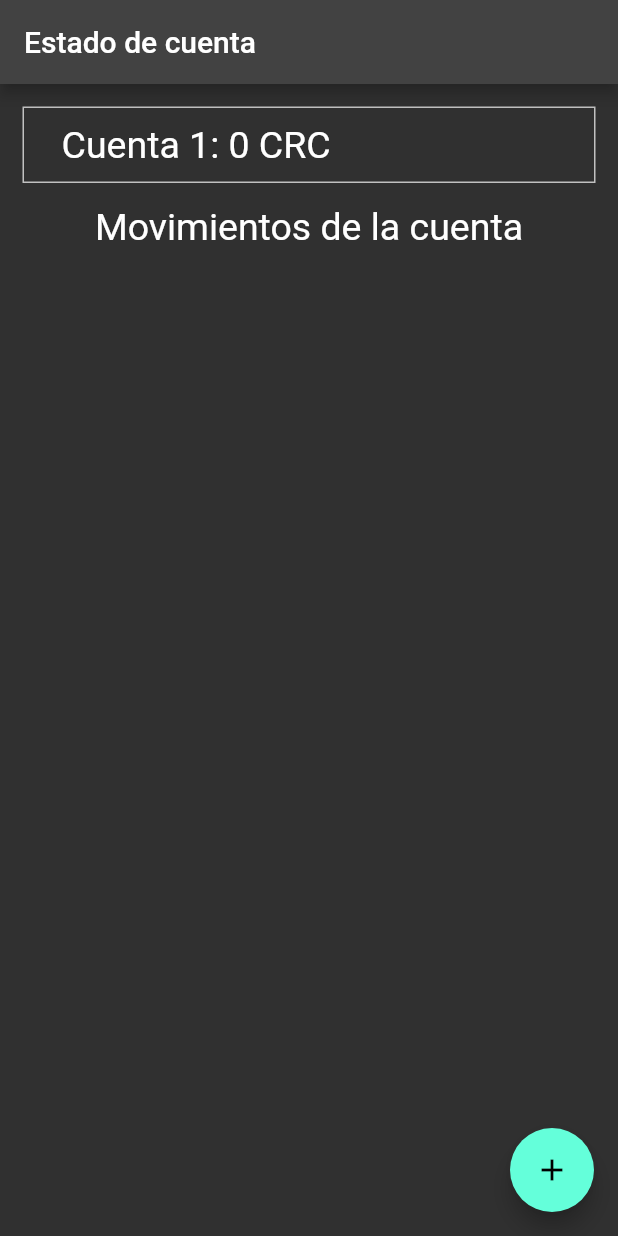
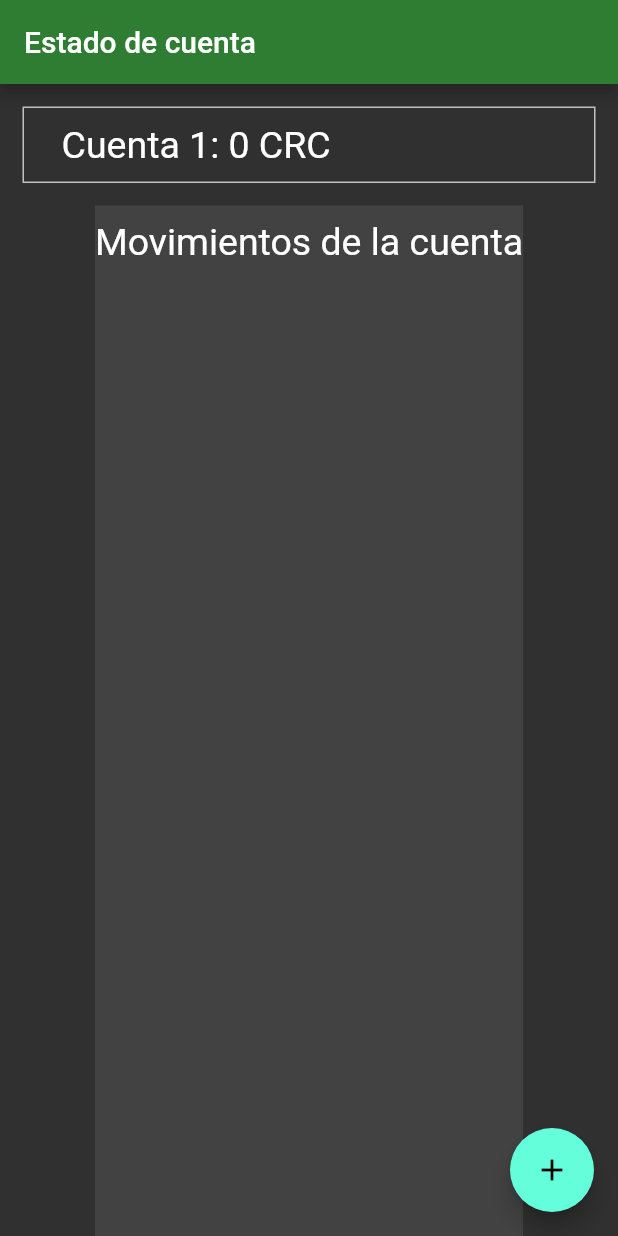
Before and after one commit to jchavaherrera/AplicacionTCU, a Flutter app: the screen it shows after launch, after a tap on "Ingresar", on a phone screen of 412 x 824 dp. Run offline on Flutter 3.47's test engine with Material 2 defaults, Android fonts, the light colour scheme and no system bars; our stand-ins replace local_auth.

Commit message:
interfaz gráfica

```diff
--- a/lib/addmovement.dart
+++ b/lib/addmovement.dart
@@ -44,16 +44,23 @@ class _MyCustomFormState extends State<AddMovement> {
     return Scaffold(
       appBar: AppBar(
         title: const Text('Agregar Movimiento'),
+        backgroundColor: Colors.green[800],
       ),
       body: Column(children: [
-        const Text('Monto de la transacción'),
+        const Text(
+          'Monto de la transacción',
+          style: TextStyle(fontSize: 25),
+        ),
         Padding(
           padding: const EdgeInsets.all(16.0),
           child: TextField(
             controller: amountController,
           ),
         ),
-        const Text('Detalle de la transacción'),
+        const Text(
+          'Detalle de la transacción',
+          style: TextStyle(fontSize: 25),
+        ),
         Padding(
           padding: const EdgeInsets.all(16.0),
           child: TextField(
--- a/lib/home.dart
+++ b/lib/home.dart
@@ -83,6 +83,7 @@ class _FlutterDemoState extends State<FlutterDemo> {
     return Scaffold(
       appBar: AppBar(
         title: const Text('Estado de cuenta'),
+        backgroundColor: Colors.green[800],
       ),
       body: Column(
         children: <Widget>[
@@ -103,12 +104,23 @@ class _FlutterDemoState extends State<FlutterDemo> {
               )
             ],
           ),
-          const Text(
-            'Movimientos de la cuenta',
-            style: TextStyle(fontSize: 25),
-          ),
-          for (var item in lista)
-            Row(children: <Widget>[Expanded(child: movimientos(item))])
+          Expanded(
+              child: Container(
+            color: Colors.grey[800],
+            child: Column(
+              children: <Widget>[
+                Container(
+                  child: const Text(
+                    'Movimientos de la cuenta',
+                    style: TextStyle(fontSize: 25),
+                  ),
+                  padding: const EdgeInsets.fromLTRB(0, 10, 0, 10),
+                ),
+                for (var item in lista)
+                  Row(children: <Widget>[Expanded(child: movimientos(item))])
+              ],
+            ),
+          ))
         ],
       ),
       floatingActionButton: FloatingActionButton(
--- a/lib/login_page.dart
+++ b/lib/login_page.dart
@@ -9,10 +9,24 @@ class LoginPage extends StatelessWidget {
   @override
   Widget build(BuildContext context) {
     return Scaffold(
-      //appBar: AppBar(),
-      body: Center(
-        child: FlatButton(
-          child: Text('Ingresar'),
+        //appBar: AppBar(),
+        body: Center(
+            child: Column(
+      mainAxisAlignment: MainAxisAlignment.center,
+      children: <Widget>[
+        Container(
+            padding: const EdgeInsets.fromLTRB(0, 80, 0, 15),
+            child: const Text(
+              'TCU 748:\nAsistente\nfinanciero para\npersonas con\ndiscapacidad\nvisual',
+              style: TextStyle(
+                fontSize: 35,
+              ),
+            )),
+        FlatButton(
+          child: const Text(
+            'Ingresar',
+            style: TextStyle(fontSize: 35),
+          ),
           onPressed: () async {
             bool isAuthenticated =
                 await Authentication.authenticateWithBiometrics();
@@ -27,8 +41,8 @@ class LoginPage extends StatelessWidget {
             }
           },
         ),
-      ),
-    );
+      ],
+    )));
   }
 }
 
```
